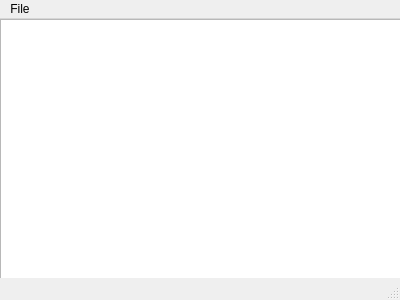
Before: the Qt Designer form mainwindow.ui in danpmch/XDFLViewer, drawn with Qt 5.
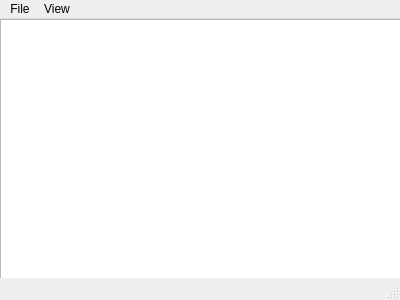
After: the same form once the commit is applied.

```diff
--- a/mainwindow.ui
+++ b/mainwindow.ui
@@ -42,7 +42,14 @@
     <addaction name="separator"/>
     <addaction name="actionExit"/>
    </widget>
+   <widget class="QMenu" name="menuView">
+    <property name="title">
+     <string>View</string>
+    </property>
+    <addaction name="actionResetCamera"/>
+   </widget>
    <addaction name="menuFile"/>
+   <addaction name="menuView"/>
   </widget>
   <widget class="QStatusBar" name="statusBar"/>
   <action name="actionOpen">
```
Left out of the diff: 8 changed lines with no effect on the pictures.
